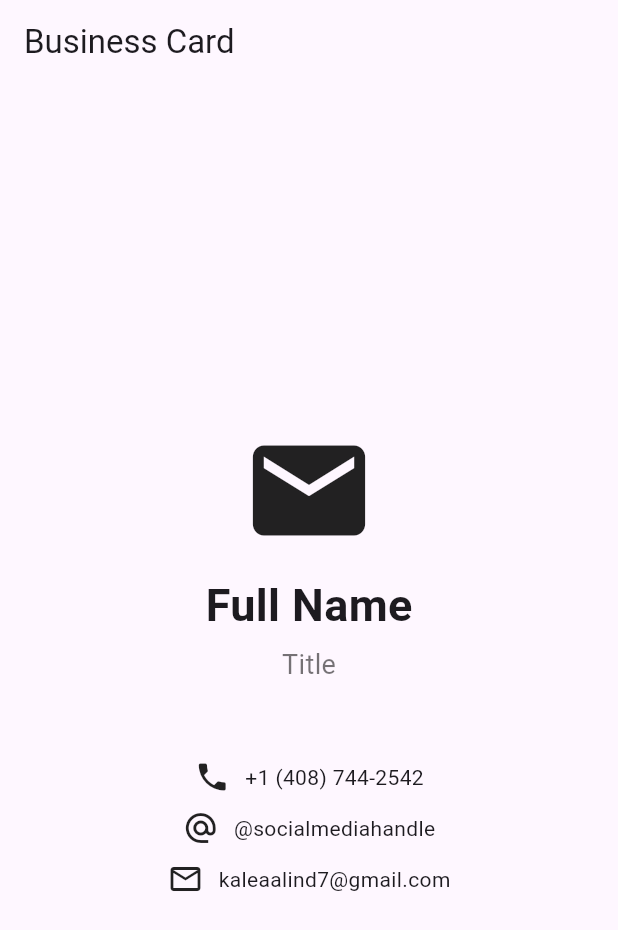
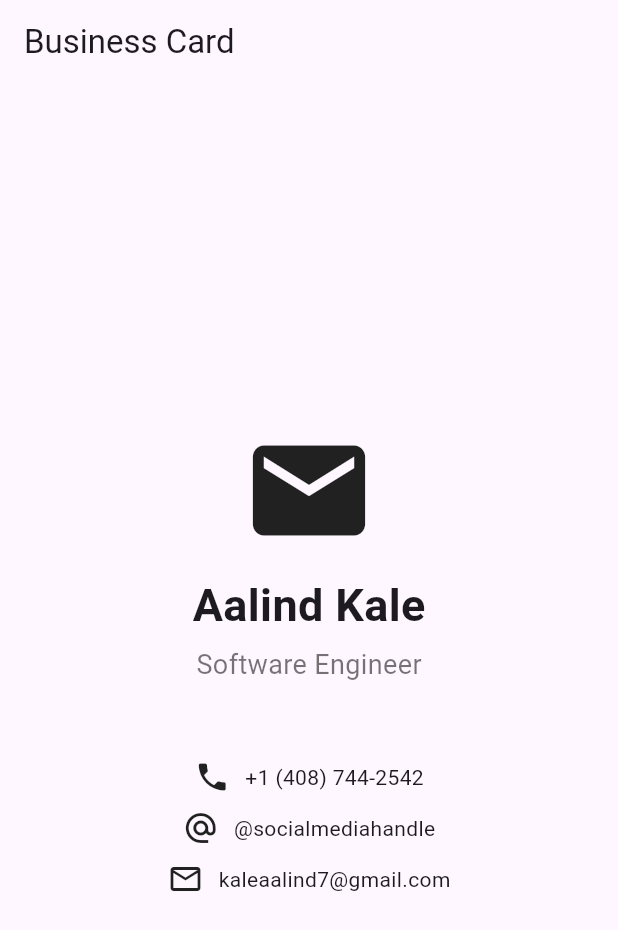
Before and after one commit to Zura16/Flutter-Apps, a Flutter app: the screen it shows after launch, on a phone screen of 412 x 824 dp. Shown: the top 930 px of the screen. Run offline on Flutter 3.47's test engine with Material 3 defaults, Android fonts, the phone set to English and light mode, and no system bars.

Commit message:
making changes

```diff
--- a/lib/main.dart
+++ b/lib/main.dart
@@ -8,7 +8,7 @@ import 'package:flutter/material.dart';
 void main() {
   runApp(const MyApp());
 }
-// Static widget cuz we won't need many changes after
+// Static widget cuz we won't need many changes  after
 class  MyApp extends StatelessWidget {
   const MyApp ({super.key });
 
@@ -18,7 +18,7 @@ class  MyApp extends StatelessWidget {
     return  MaterialApp(
       // we don't need the debug banner
       debugShowCheckedModeBanner: false,
-      // setting the  home screen to scaffold
+      // setting the  home screen to scaffold . it gives us the app bar and other basic feaautres like the body
       home:Scaffold (
         appBar:  AppBar(
           title: const Text('Business Card'),
@@ -26,14 +26,14 @@ class  MyApp extends StatelessWidget {
         body: const Center (
           child:Column(
             mainAxisAlignment: MainAxisAlignment.center,
-            // column widget so everuthing is vertical
+            // column widget so everuthing  is vertical
             children: <Widget>[
               Icon(Icons.email,size:90 ),
-              // adding empty space
+              // adding  empty space
               SizedBox(height:10 ),
-              // text widget
+              //textwidget
               Text(
-                'Full Name' ,
+                'Aalind Kale' ,
                 style: TextStyle(
                   fontSize: 30,
                   fontWeight:FontWeight.bold ,
@@ -43,7 +43,7 @@ class  MyApp extends StatelessWidget {
               SizedBox (height:5),
 
               Text(
-                'Title',
+                'Software Engineer',
                 style:  TextStyle(
                   fontSize:18,
                   color: Colors.black54,
@@ -51,7 +51,7 @@ class  MyApp extends StatelessWidget {
               ),
 
               SizedBox(height: 50) ,
-
+              // Making 3 rows to take the information of phone number, sociall media and th email id .
               Row(
                 mainAxisAlignment: MainAxisAlignment.center,
                 children:  <Widget> [
@@ -77,7 +77,7 @@ class  MyApp extends StatelessWidget {
               Row(
                 mainAxisAlignment: MainAxisAlignment.center,
                 children: <Widget> [
-                  Icon(Icons.email_outlined),
+                  Icon(Icons. email_outlined),
                   SizedBox(width:  10),
                   Text('kaleaalind7@gmail.com'),
                 ],
```
